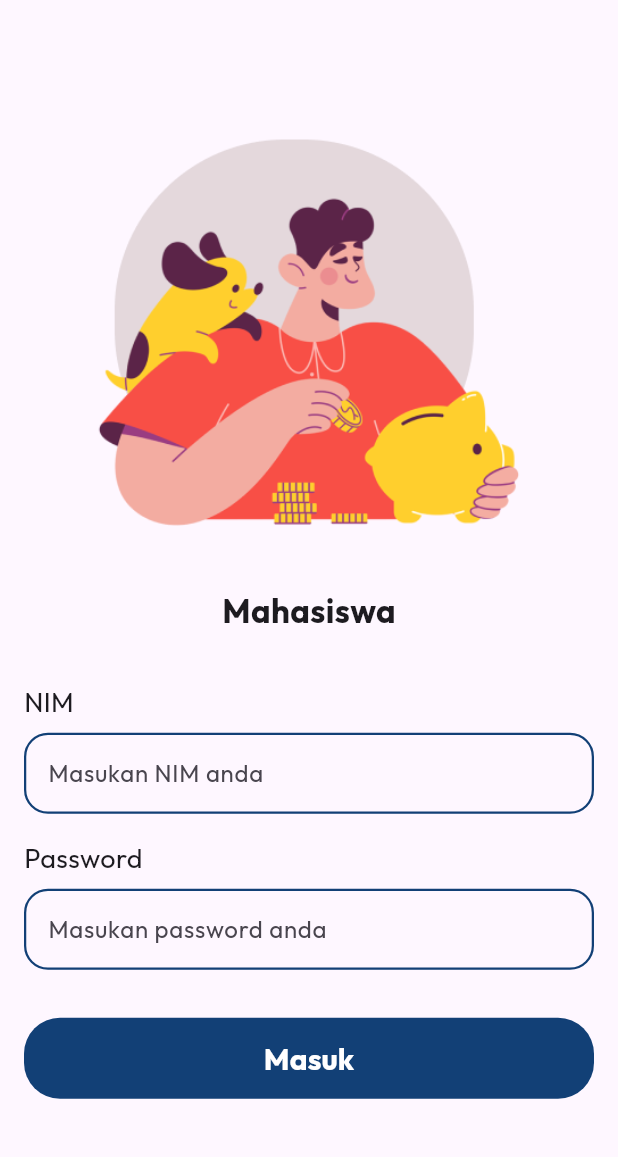
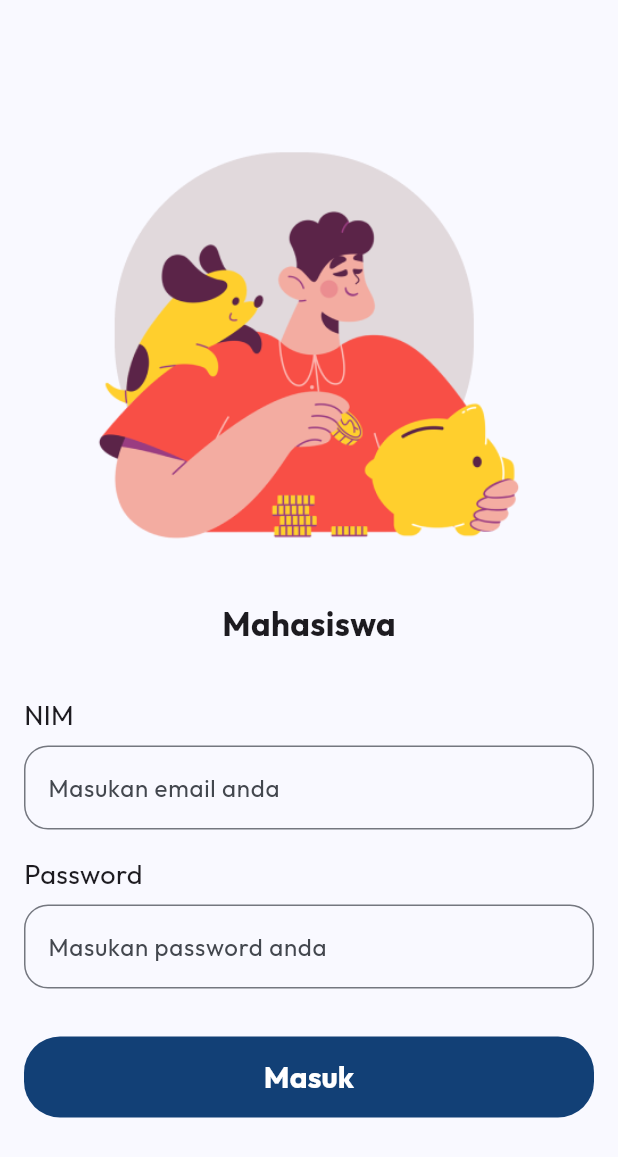
Before and after one commit to Triwahyu22116012/sistem-absensi-mahasiswa, a Flutter app: the screen it shows after launch, after a tap on "Mahasiswa", on a phone screen of 412 x 824 dp. Shown: the top 1157 px of the screen. Run offline on Flutter 3.47's test engine with Material 3 defaults, Android fonts, the phone set to English and light mode, and no system bars; our stand-ins replace google_fonts.

Commit message:
memperbaiki warna dan halaman login mahasiswa

```diff
--- a/lib/main.dart
+++ b/lib/main.dart
@@ -14,7 +14,10 @@ class MyApp extends StatelessWidget {
     return MaterialApp(
       title: 'Flutter Demo',
       theme: ThemeData(
-        colorScheme: ColorScheme.fromSeed(seedColor: Colors.deepPurple),
+        colorScheme: ColorScheme.fromSeed(
+          seedColor: const Color(0xFF124076),
+          primary: const Color(0xFF124076)
+        ),
         useMaterial3: true,
         textTheme: GoogleFonts.outfitTextTheme()
       ),
--- a/lib/screen/login_mahasiswa_screen.dart
+++ b/lib/screen/login_mahasiswa_screen.dart
@@ -2,13 +2,23 @@
 
 import '../widget/main_button.dart';
 
-class LoginMahasiswaScreen extends StatelessWidget {
+class LoginMahasiswaScreen extends StatefulWidget {
   const LoginMahasiswaScreen({super.key});
+
+  @override
+  State<LoginMahasiswaScreen> createState() => _LoginMahasiswaScreenState();
+}
+
+class _LoginMahasiswaScreenState extends State<LoginMahasiswaScreen> {
+  final _emailController = TextEditingController();
+  final _passwordController = TextEditingController();
 
   @override
   Widget build(BuildContext context) {
     return Scaffold(
-      body: Column(
+      body: SingleChildScrollView(
+        padding: const EdgeInsets.only(top: 100),
+        child: Column(
           mainAxisAlignment: MainAxisAlignment.center,
           children: [
             const Padding(
@@ -35,38 +45,23 @@ class LoginMahasiswaScreen extends StatelessWidget {
                 ),
               ),
             ),
-          const Padding(
-            padding: EdgeInsets.only(top: 8, left: 16, right: 16),
-            child: SizedBox(
-              width: double.infinity,
-              height: 54,
+            Padding(
+              padding: const EdgeInsets.only(top: 8, left: 16, right: 16),
               child: TextField(
+                controller: _emailController,
                 decoration: InputDecoration(
+                  labelText: "Masukan email anda",
+                  // hintText: 'Masukan email anda',
                   border: OutlineInputBorder(
-                    borderRadius: BorderRadius.all(Radius.circular(16)),
-                    borderSide: BorderSide(
-                        color: Color(0xFF124076),
-                        width: 1.5
-                    ),
-                  ),
-                  enabledBorder: OutlineInputBorder(
-                    borderRadius: BorderRadius.all(Radius.circular(16)),
-                    borderSide: BorderSide(
-                      color: Color(0xFF124076),
-                      width: 1.5
-                    ),
+                      borderRadius: BorderRadius.circular(16)
                   ),
                   focusedBorder: OutlineInputBorder(
-                    borderRadius: BorderRadius.all(Radius.circular(16)),
-                    borderSide: BorderSide(
-                        color: Color(0xFF124076),
+                      borderRadius: BorderRadius.circular(16),
+                      borderSide: const BorderSide(
+                          color: Color(0xFF275591),
                           width: 1.5
+                      )
                   ),
-                  ),
-                  labelText: "Masukan NIM anda",
-                ),
-                maxLines: 1,
-                cursorColor: Color(0xFF124076),
                 ),
               ),
             ),
@@ -83,37 +78,23 @@ class LoginMahasiswaScreen extends StatelessWidget {
                 ),
               ),
             ),
-          const Padding(
-            padding: EdgeInsets.only(top: 8, left: 16, right: 16),
-            child: SizedBox(
-              width: double.infinity,
-              height: 54,
+            Padding(
+              padding: const EdgeInsets.only(top: 8, left: 16, right: 16),
               child: TextField(
+                controller: _passwordController,
+                obscureText: true,
                 decoration: InputDecoration(
+                    hintText: 'Masukan password anda',
                     border: OutlineInputBorder(
-                    borderRadius: BorderRadius.all(Radius.circular(16)),
-                    borderSide: BorderSide(
-                        color: Color(0xFF124076),
-                        width: 1.5
-                    ),
-                  ),
-                  enabledBorder: OutlineInputBorder(
-                    borderRadius: BorderRadius.all(Radius.circular(16)),
-                    borderSide: BorderSide(
-                        color: Color(0xFF124076),
-                        width: 1.5
-                    ),
+                        borderRadius: BorderRadius.circular(16)
                     ),
                     focusedBorder: OutlineInputBorder(
-                    borderRadius: BorderRadius.all(Radius.circular(16)),
-                    borderSide: BorderSide(
-                        color: Color(0xFF124076),
+                        borderRadius: BorderRadius.circular(16),
+                        borderSide: const BorderSide(
+                            color: Color(0xFF275591),
                             width: 1.5
-                    ),
-                  ),
-                  labelText: "Masukan password anda",
-                ),
-                maxLines: 1,
+                        )
+                    )
                 ),
               ),
             ),
@@ -131,6 +112,7 @@ class LoginMahasiswaScreen extends StatelessWidget {
             ),
           ],
         ),
+      ),
     );
   }
 }
--- a/lib/widget/main_button.dart
+++ b/lib/widget/main_button.dart
@@ -18,7 +18,6 @@ class MainButton extends StatelessWidget {
       child: FilledButton(
         onPressed: onClick,
         style: FilledButton.styleFrom(
-          backgroundColor: const Color(0xFF124076),
           shape: RoundedRectangleBorder(
             borderRadius: BorderRadius.circular(24),
           ),
@@ -27,7 +26,6 @@ class MainButton extends StatelessWidget {
         child: Text(
           title,
           style: const TextStyle(
-              color: Colors.white,
               fontSize: 20,
               fontWeight: FontWeight.bold
           ),
--- a/lib/widget/second_button.dart
+++ b/lib/widget/second_button.dart
@@ -23,13 +23,11 @@ class SecondButton extends StatelessWidget {
             color: Color(0xFF124076),
             width: 1.5
           ),
-          foregroundColor: const Color(0xFF124076),
         ),
 
         child: Text(
           title,
           style: const TextStyle(
-              color: Color(0xFF124076),
               fontSize: 20,
               fontWeight: FontWeight.bold
           ),
```
Lines whose indentation alone changed are shown as unchanged.
